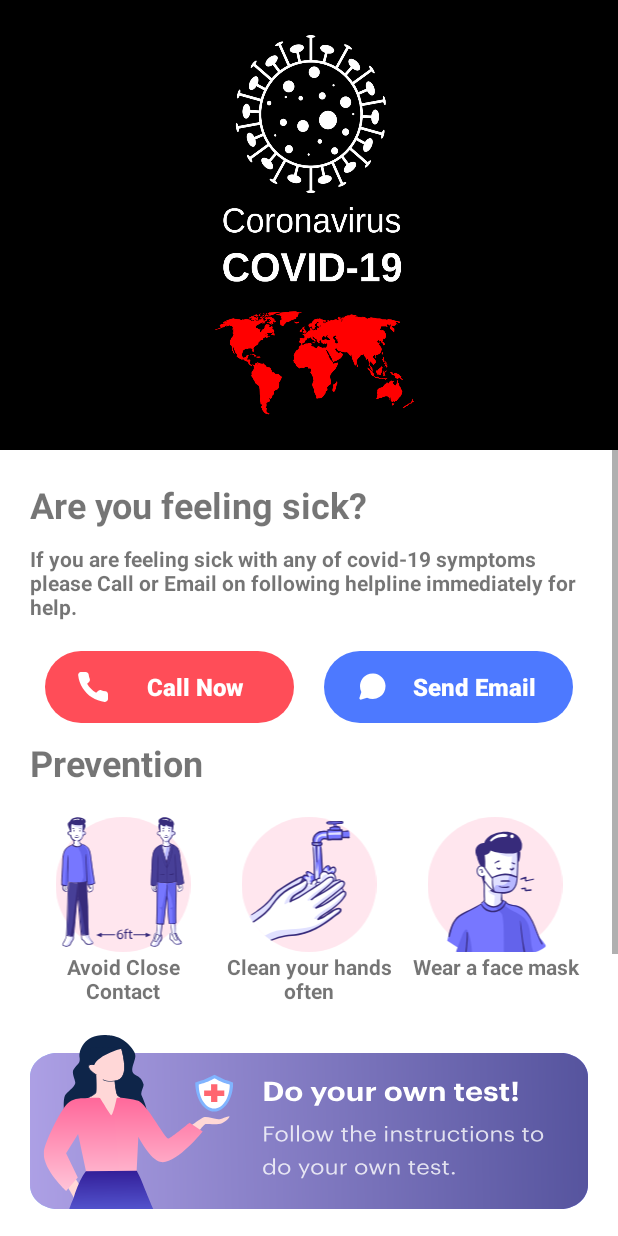
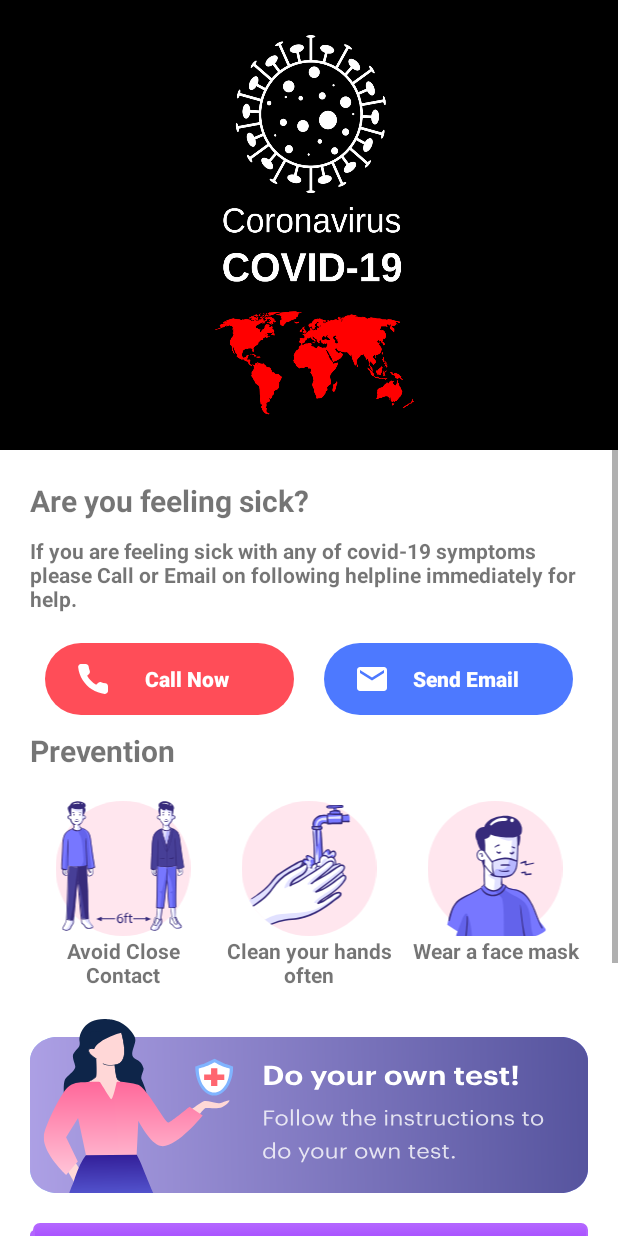
Before and after one commit to Krutarth06/TeQuip_Covid_App, an Android app: the layout activity_main.xml on its own in the app's theme, with its tools: preview values and no code run, on a phone screen of 412 x 824 dp. Run offline under Robolectric (Android 15) with nearby library versions, the phone set to English and light mode, and no system bars; network calls fail.

Commit message:
Solved some textSize size issues and margin issues.

```diff
--- a/app/src/main/java/com/example/tequip_covid_app/Details.java
+++ b/app/src/main/java/com/example/tequip_covid_app/Details.java
@@ -80,7 +80,7 @@ public class Details extends AppCompatActivity {
         tests.setText(Countries_list.country_model_list.get(position_country).getTests());
 
 
-        mPieChart.addPieSlice(new PieModel("Affected", Integer.parseInt(cases.getText().toString()), Color.parseColor("#ffcc00")));
+        mPieChart.addPieSlice(new PieModel("Affected", Integer.parseInt(cases.getText().toString()), Color.parseColor("#ffaf1a")));
         mPieChart.addPieSlice(new PieModel("Death", Integer.parseInt(deaths.getText().toString()), Color.parseColor("#ff3300")));
         mPieChart.addPieSlice(new PieModel("Recovered", Integer.parseInt(recovered.getText().toString()), Color.parseColor("#00e600")));
         mPieChart.addPieSlice(new PieModel("Active", Integer.parseInt(Active.getText().toString()), Color.parseColor("#00ccff")));
--- a/app/src/main/java/com/example/tequip_covid_app/Statistics.java
+++ b/app/src/main/java/com/example/tequip_covid_app/Statistics.java
@@ -99,7 +99,7 @@ public class Statistics extends AppCompatActivity {
 
 
                     //  Representation of data in pie chart
-                    mPieChart.addPieSlice(new PieModel("Affected", Integer.parseInt(cases.getText().toString()), Color.parseColor("#ffcc00")));
+                    mPieChart.addPieSlice(new PieModel("Affected", Integer.parseInt(cases.getText().toString()), Color.parseColor("#ffaf1a")));
                     mPieChart.addPieSlice(new PieModel("Death", Integer.parseInt(deaths.getText().toString()), Color.parseColor("#ff3300")));
                     mPieChart.addPieSlice(new PieModel("Recovered", Integer.parseInt(recovered.getText().toString()), Color.parseColor("#00e600")));
                     mPieChart.addPieSlice(new PieModel("Active", Integer.parseInt(Active.getText().toString()), Color.parseColor("#00ccff")));
--- a/app/src/main/java/com/example/tequip_covid_app/intro_slider_main.java
+++ b/app/src/main/java/com/example/tequip_covid_app/intro_slider_main.java
@@ -95,7 +95,7 @@ public class intro_slider_main extends AppCompatActivity {
         for (int i = 0; i < dots.length; i++) {
             dots[i] = new TextView(this);
             dots[i].setText(Html.fromHtml("&#8226"));
-            dots[i].setTextSize(50);
+            dots[i].setTextSize(40);
             dots[i].setTextColor(inactiveColors[currentPage]);
             layoutDots.addView(dots[i]);
         }
--- a/app/src/main/java/com/example/tequip_covid_app/stateDetails.java
+++ b/app/src/main/java/com/example/tequip_covid_app/stateDetails.java
@@ -64,7 +64,7 @@ public class stateDetails extends AppCompatActivity {
         deaths_w.setText(Converter.format(Long.parseLong(deaths.getText().toString())));
         totalCases_w.setText(Converter.format(Long.parseLong(totalCases.getText().toString())));
 
-        mPieChart.addPieSlice(new PieModel("Affected", Integer.parseInt(totalCases.getText().toString()), Color.parseColor("#ffcc00")));
+        mPieChart.addPieSlice(new PieModel("Affected", Integer.parseInt(totalCases.getText().toString()), Color.parseColor("#ffaf1a")));
         mPieChart.addPieSlice(new PieModel("Death", Integer.parseInt(deaths.getText().toString()), Color.parseColor("#ff3300")));
         mPieChart.addPieSlice(new PieModel("Recovered", Integer.parseInt(recovered.getText().toString()), Color.parseColor("#00e600")));
         mPieChart.startAnimation();
--- /dev/null
+++ b/app/src/main/res/drawable/ic_baseline_email_24.xml
@@ -0,0 +1,5 @@
+<vector android:height="24dp" android:tint="#FFFFFF"
+    android:viewportHeight="24" android:viewportWidth="24"
+    android:width="24dp" xmlns:android="http://schemas.android.com/apk/res/android">
+    <path android:fillColor="@android:color/white" android:pathData="M20,4L4,4c-1.1,0 -1.99,0.9 -1.99,2L2,18c0,1.1 0.9,2 2,2h16c1.1,0 2,-0.9 2,-2L22,6c0,-1.1 -0.9,-2 -2,-2zM20,8l-8,5 -8,-5L4,6l8,5 8,-5v2z"/>
+</vector>
--- a/app/src/main/res/drawable/sms_image.xml
+++ /dev/null
@@ -1,10 +0,0 @@
-<?xml version="1.0" encoding="utf-8"?>
-<vector xmlns:android="http://schemas.android.com/apk/res/android" android:width="24dp"
-    android:height="24dp"
-    android:viewportWidth="24"
-    android:viewportHeight="24">
-    <path
-        android:pathData="M21,11.5C21.0034,12.8199 20.6951,14.1219 20.1,15.3C19.3944,16.7117 18.3098,17.8992 16.9674,18.7293C15.6251,19.5594 14.0782,19.9994 12.5,20C11.1801,20.0034 9.8781,19.6951 8.7,19.1L4.8974,20.3675C4.1156,20.6281 3.3719,19.8844 3.6325,19.1026L4.9,15.3C4.3049,14.1219 3.9966,12.8199 4,11.5C4.0006,9.9218 4.4406,8.3749 5.2707,7.0325C6.1008,5.6902 7.2882,4.6056 8.7,3.9C9.8781,3.3049 11.1801,2.9966 12.5,3H13C15.0843,3.115 17.053,3.9948 18.5291,5.4709C20.0052,6.9469 20.885,8.9157 21,11V11.5Z"
-        android:fillColor="#ffffff"/>
-
-</vector>
--- a/app/src/main/res/layout/activity_intro_slider_main.xml
+++ b/app/src/main/res/layout/activity_intro_slider_main.xml
@@ -21,15 +21,15 @@
         android:padding="8dp"
         android:text="Next"
         android:textColor="@color/white"
-        android:textSize="20sp"
+        android:textSize="18sp"
         android:textStyle="bold" />
 
     <LinearLayout
         android:id="@+id/layoutDots_id"
         android:layout_width="match_parent"
-        android:layout_height="40dp"
+        android:layout_height="60dp"
         android:layout_alignParentBottom="true"
-        android:layout_marginBottom="20dp"
+        android:layout_marginBottom="0dp"
         android:gravity="center"
         android:orientation="horizontal" />
 </RelativeLayout>
--- a/app/src/main/res/layout/activity_main.xml
+++ b/app/src/main/res/layout/activity_main.xml
@@ -26,7 +26,7 @@
                 android:layout_height="wrap_content"
                 android:layout_marginBottom="10dp"
                 android:text="Are you feeling sick?"
-                android:textSize="24sp"
+                android:textSize="20sp"
                 android:textStyle="bold" />
 
             <TextView
@@ -52,7 +52,6 @@
                     android:background="@drawable/btn_design"
                     android:backgroundTint="#FF4D58"
                     android:drawableStart="@drawable/call_image"
-                    android:drawablePadding="10dp"
                     android:maxLines="1"
                     android:paddingStart="20dp"
                     android:paddingEnd="20dp"
@@ -60,7 +59,7 @@
                     android:text="Call Now"
                     android:textAllCaps="false"
                     android:textColor="@color/white"
-                    android:textSize="16sp"
+                    android:textSize="14sp"
                     android:textStyle="bold" />
 
                 <Button
@@ -72,8 +71,7 @@
                     android:layout_weight="1"
                     android:background="@drawable/btn_design"
                     android:backgroundTint="#4D79FF"
-                    android:drawableStart="@drawable/sms_image"
-                    android:drawablePadding="10dp"
+                    android:drawableStart="@drawable/ic_baseline_email_24"
                     android:maxLines="1"
                     android:paddingStart="20dp"
                     android:paddingEnd="20dp"
@@ -81,7 +79,7 @@
                     android:text="Send Email"
                     android:textAllCaps="false"
                     android:textColor="@color/white"
-                    android:textSize="16sp"
+                    android:textSize="14sp"
                     android:textStyle="bold" />
             </LinearLayout>
 
@@ -89,7 +87,7 @@
                 android:layout_width="match_parent"
                 android:layout_height="wrap_content"
                 android:text="Prevention"
-                android:textSize="24sp"
+                android:textSize="20sp"
                 android:textStyle="bold" />
 
             <LinearLayout
@@ -183,7 +181,7 @@
                 android:textAlignment="viewStart"
                 android:textAllCaps="false"
                 android:textColor="@color/white"
-                android:textSize="18sp"
+                android:textSize="15sp"
                 android:textStyle="bold" />
 
             <Button
@@ -199,7 +197,7 @@
                 android:textAlignment="viewStart"
                 android:textAllCaps="false"
                 android:textColor="@color/white"
-                android:textSize="18sp"
+                android:textSize="15sp"
                 android:textStyle="bold" />
 
             <Button
@@ -215,7 +213,7 @@
                 android:textAlignment="viewStart"
                 android:textAllCaps="false"
                 android:textColor="@color/white"
-                android:textSize="18sp"
+                android:textSize="15sp"
                 android:textStyle="bold" />
 
             <Button
@@ -231,7 +229,7 @@
                 android:textAlignment="viewStart"
                 android:textAllCaps="false"
                 android:textColor="@color/white"
-                android:textSize="18sp"
+                android:textSize="15sp"
                 android:textStyle="bold" />
         </LinearLayout>
     </LinearLayout>
--- a/app/src/main/res/layout/list_item.xml
+++ b/app/src/main/res/layout/list_item.xml
@@ -9,6 +9,6 @@
         android:layout_height="wrap_content"
         android:padding="10dp"
         android:text="Country Name"
-        android:textSize="20sp"
+        android:textSize="18sp"
         android:textStyle="bold" />
 </LinearLayout>
--- a/app/src/main/res/values/colors.xml
+++ b/app/src/main/res/values/colors.xml
@@ -11,7 +11,7 @@
     <color name="light_blue">#00ccff</color>
     <color name="purple">#6600cc</color>
     <color name="red">#ff3300</color>
-    <color name="yellow">#ffcc00</color>
+    <color name="yellow">#ffaf1a</color>
     <color name="light_blue_bg">#e6faff</color>
     <color name="light_green_bg">#e6ffe6</color>
     <color name="red_bg">#ffc2b3</color>
```
Also changed, not shown: app/src/main/res/drawable/ic_baseline_arrow_back_24.xml (+3 -4 lines), app/src/main/res/layout/activity_details.xml (+9 -9 lines), app/src/main/res/layout/activity_state_details.xml (+5 -5 lines), app/src/main/res/layout/activity_statistics.xml (+10 -10 lines).
